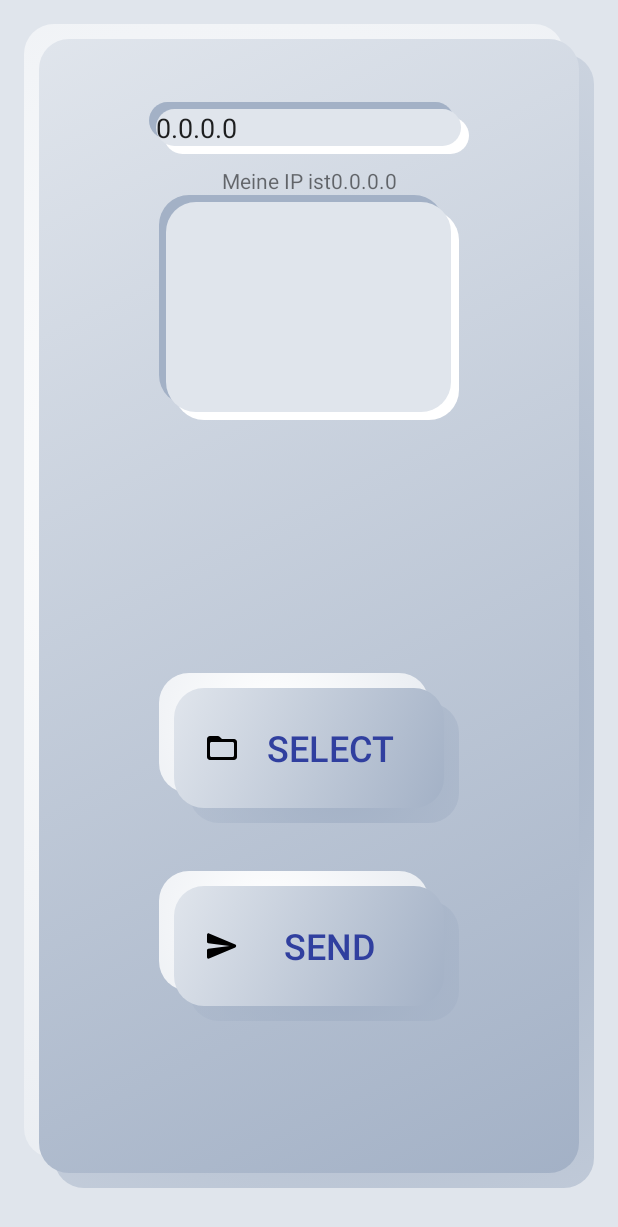
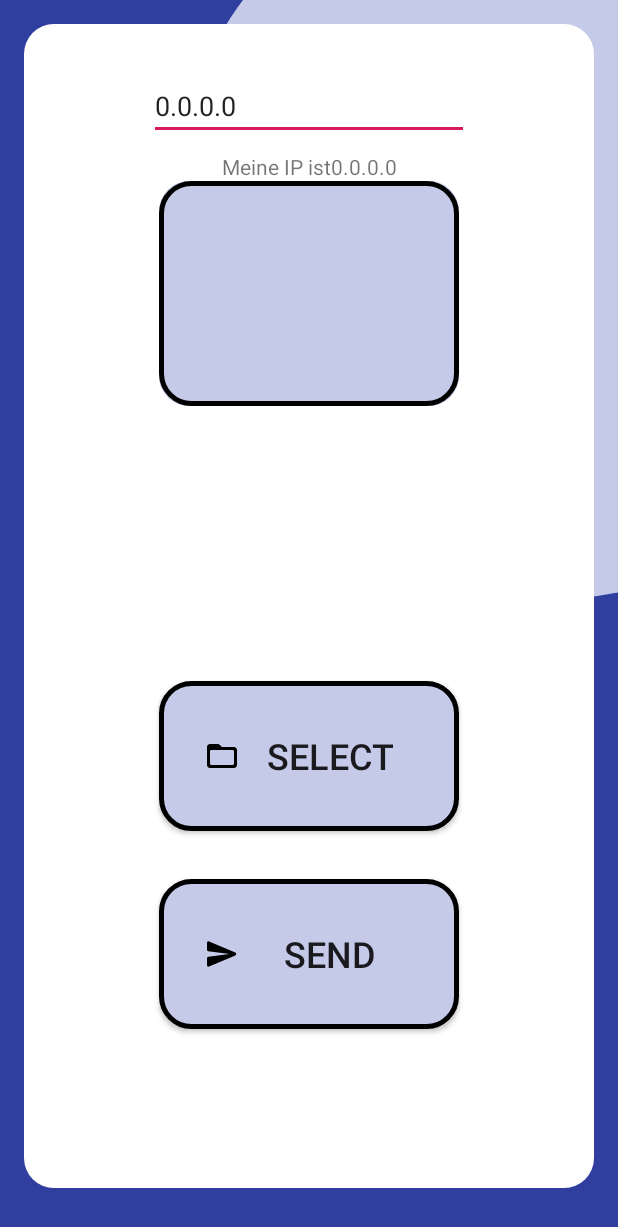
Before and after one commit to brokkoli71/SendApp, an Android app: the screen it shows after launch (MainActivity), on a phone screen of 412 x 824 dp. Shown: the top 1227 px of the screen. Run offline under Robolectric (Android 15) with nearby library versions, the phone set to English and light mode, and no system bars; libraries missing offline, so code that uses them is left out: pub.devrel.easypermissions.

Commit message:
first UI design

```diff
--- a/app/src/main/res/layout/activity_main.xml
+++ b/app/src/main/res/layout/activity_main.xml
@@ -9,9 +9,9 @@
     android:paddingLeft="@dimen/fab_margin"
     android:paddingRight="@dimen/fab_margin"
     android:fitsSystemWindows="true"
-    android:background="@color/backgroundNeumorph"
+    android:background="@drawable/background_main"
     >
-    <!--android:background="@drawable/background_main"-->
+    <!--    android:background="@color/backgroundNeumorph"-->
 
 
     <com.google.android.material.appbar.AppBarLayout
--- a/app/src/main/res/layout/content_main.xml
+++ b/app/src/main/res/layout/content_main.xml
@@ -7,10 +7,10 @@
     app:layout_behavior="@string/appbar_scrolling_view_behavior"
     tools:context=".MainActivity"
     tools:showIn="@layout/activity_main"
-    android:background="@drawable/button_neumorph">
+    android:background="@drawable/content_shape">
 
     <EditText
-        android:background="@drawable/image_view_neumorph"
+
 
         android:id="@+id/editText2"
         android:layout_width="wrap_content"
@@ -22,16 +22,13 @@
         app:layout_constraintEnd_toEndOf="parent"
         app:layout_constraintStart_toStartOf="parent"
         app:layout_constraintTop_toTopOf="parent" />
+    <!--android:background="@drawable/image_view_neumorph"-->
 
     <Button
         android:id="@+id/button"
         android:layout_width="@dimen/inner_content_width"
         android:layout_height="100dp"
         android:layout_marginTop="@dimen/min_whitespace"
-
-        android:background="@drawable/button_neumorph"
-        style="?android:attr/borderlessButtonStyle"
-        android:textColor="@color/indigoBackground"
 
         android:drawableStart="@drawable/ic_send"
         android:paddingStart="30dip"
@@ -40,8 +37,11 @@
         android:textSize="24sp"
         app:layout_constraintEnd_toEndOf="parent"
         app:layout_constraintStart_toStartOf="parent"
-        app:layout_constraintTop_toBottomOf="@+id/button2" />
-
+        app:layout_constraintTop_toBottomOf="@+id/button2"
+        android:background="@drawable/button"/>
+    <!--android:background="@drawable/button_neumorph"
+            style="?android:attr/borderlessButtonStyle"
+            android:textColor="@color/indigoBackground"-->
     <TextView
         android:id="@+id/textView"
         android:layout_width="wrap_content"
@@ -56,11 +56,6 @@
         android:id="@+id/button2"
         android:layout_width="@dimen/inner_content_width"
         android:layout_height="100dp"
-
-        android:background="@drawable/button_neumorph"
-        style="?android:attr/borderlessButtonStyle"
-        android:textColor="@color/indigoBackground"
-
         android:drawableStart="@drawable/ic_folder_open"
         android:paddingStart="30dip"
         android:paddingEnd="26dip"
@@ -70,7 +65,8 @@
         app:layout_constraintEnd_toEndOf="parent"
         app:layout_constraintStart_toStartOf="parent"
         app:layout_constraintTop_toTopOf="@+id/editText2"
-        app:layout_constraintVertical_bias="0.63" />
+        app:layout_constraintVertical_bias="0.63"
+        android:background="@drawable/button"/>
 
     <ImageView
         android:id="@+id/imageView"
@@ -80,8 +76,8 @@
         app:layout_constraintEnd_toEndOf="parent"
         app:layout_constraintStart_toStartOf="parent"
         app:layout_constraintTop_toBottomOf="@+id/textView"
+        android:contentDescription="@string/image_view_content_description"
+        android:background="@drawable/image_view"/>
+    <!--android:background="@drawable/image_view_neumorph"-->
 
-        android:background="@drawable/image_view_neumorph"
-
-        android:contentDescription="@string/image_view_content_description" />
 </androidx.constraintlayout.widget.ConstraintLayout>
```
